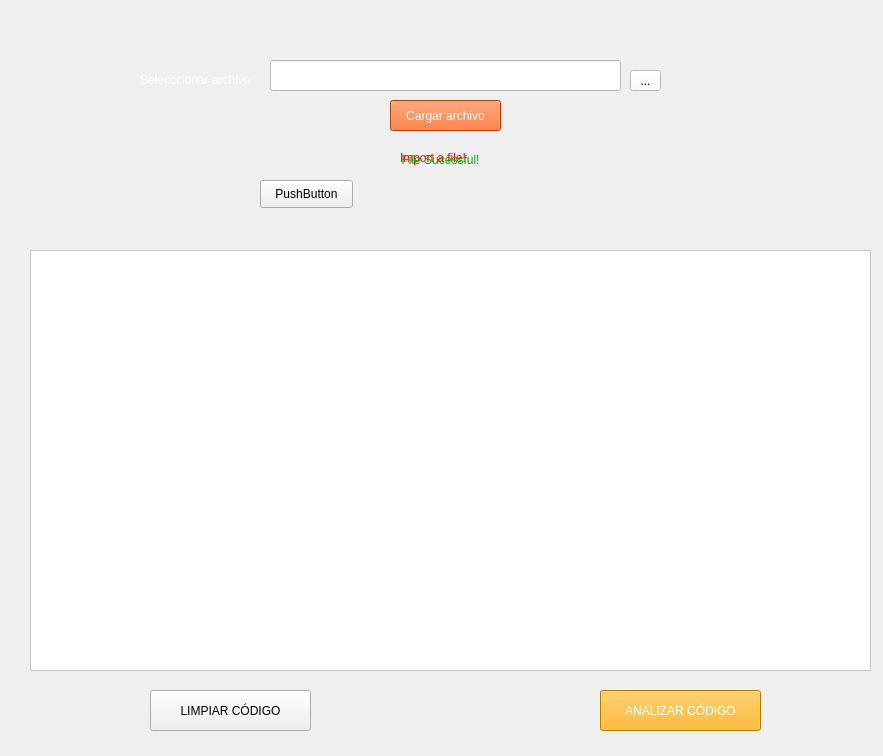
First picture: the form in Views/main.ui, repository AxelRuLo/CompiladoresP1, before the edit.
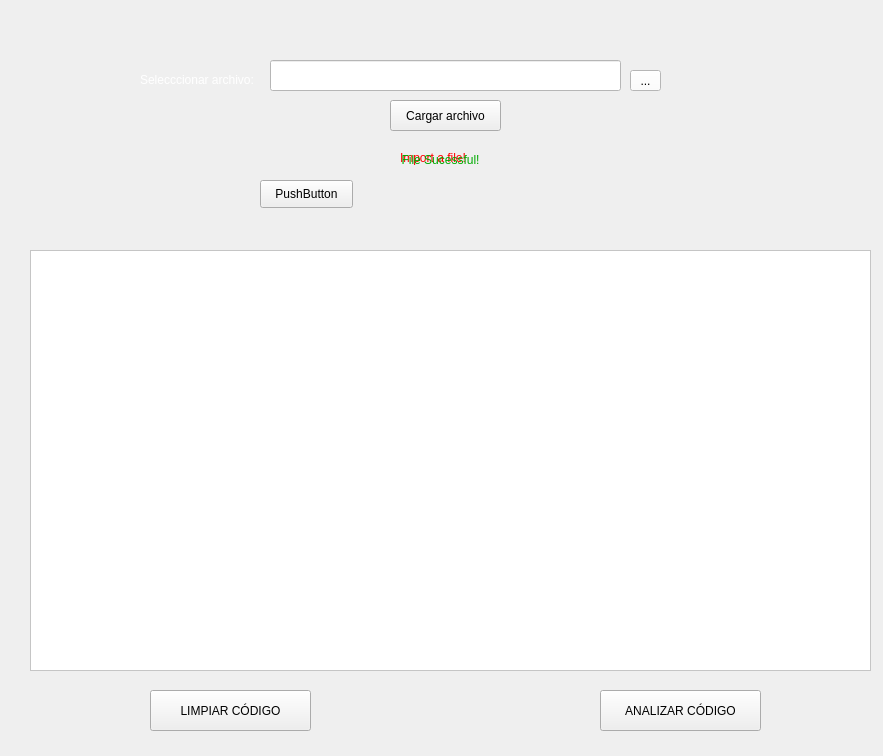
Second picture: the form after the edit.

What changed in the file:
```diff
--- a/Views/main.ui
+++ b/Views/main.ui
@@ -40,8 +40,7 @@
      </rect>
     </property>
     <property name="styleSheet">
-     <string notr="true">background-color: rgb(255, 170, 0);
-color: rgb(255, 255, 255);</string>
+     <string notr="true"/>
     </property>
     <property name="text">
      <string>ANALIZAR CÓDIGO</string>
@@ -89,8 +88,7 @@
      </rect>
     </property>
     <property name="styleSheet">
-     <string notr="true">background-color: rgb(255, 85, 0);
-color: rgb(255, 255, 255);</string>
+     <string notr="true"/>
     </property>
     <property name="text">
      <string>Cargar archivo</string>
```
